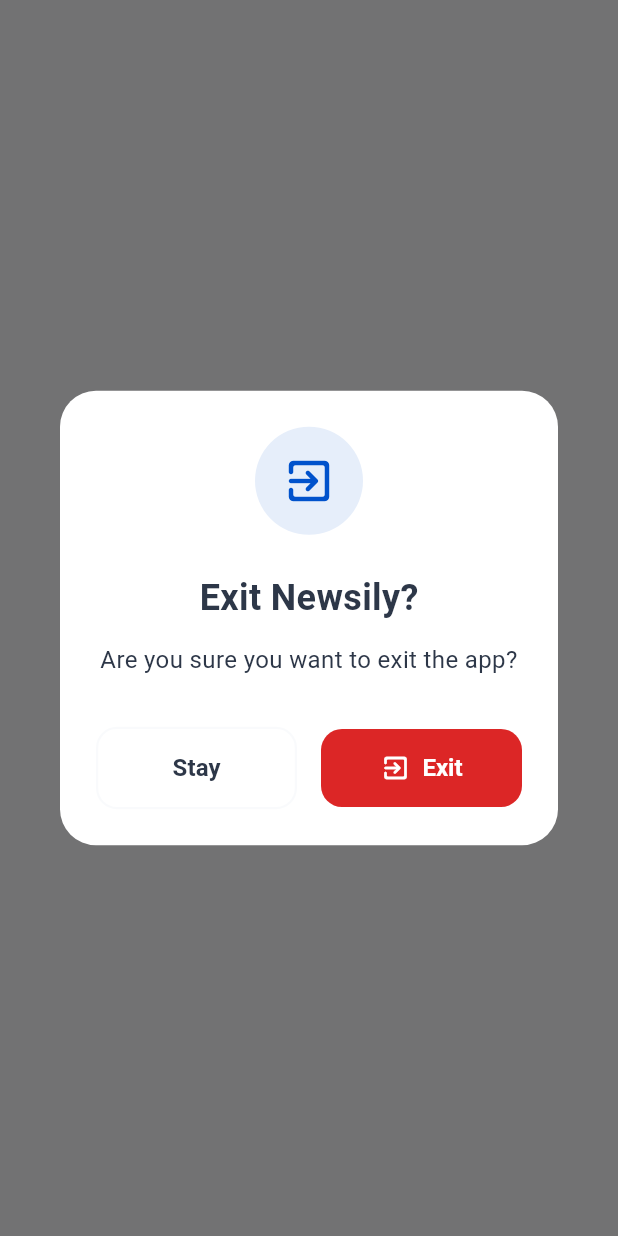
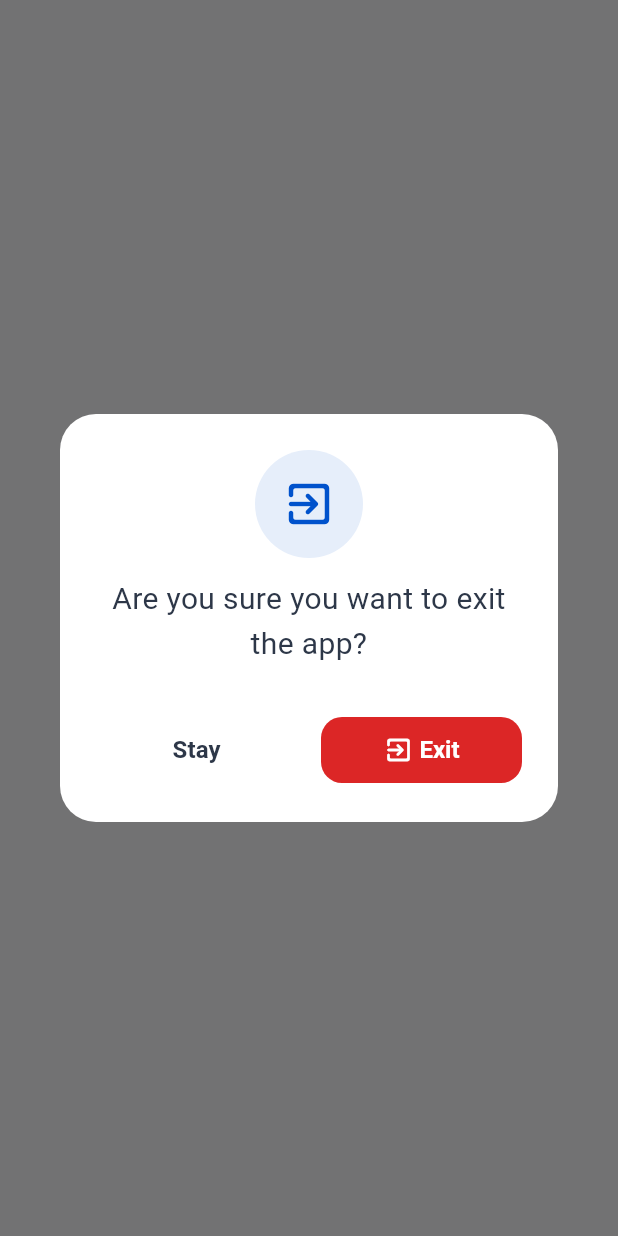
Before and after one commit to MosalahDJ/Newsili, a Flutter app: what showExitConfirmationDialog() shows on an empty page, opened directly, on a phone screen of 412 x 824 dp. Run offline on Flutter 3.47's test engine with Material 3 defaults, Android fonts, the phone set to English and light mode, and no system bars; our stand-ins replace cached_network_image, carousel_slider, equatable, flutter_bloc, flutter_dotenv, package_info_plus and 6 more; accounts and stored records are empty; network calls fail.

Commit message:
refactor: modify some details in dialogue UI design

```diff
--- a/lib/presentation/widgets/schow_exit_confirmation_dialogue.dart
+++ b/lib/presentation/widgets/schow_exit_confirmation_dialogue.dart
@@ -34,19 +34,6 @@ Future<bool> showExitConfirmationDialog(BuildContext context) async {
                     size: 36,
                   ),
                 ),
-
-                const SizedBox(height: 24),
-
-                // Title
-                Text(
-                  'Exit Newsily?',
-                  style: TextStyle(
-                    fontSize: 24,
-                    fontWeight: FontWeight.w700,
-                    color: theme.colorScheme.onSurface,
-                  ),
-                ),
-
                 const SizedBox(height: 12),
 
                 // Description
@@ -54,7 +41,7 @@ Future<bool> showExitConfirmationDialog(BuildContext context) async {
                   'Are you sure you want to exit the app?',
                   textAlign: TextAlign.center,
                   style: TextStyle(
-                    fontSize: 16,
+                    fontSize: 20,
                     color: theme.colorScheme.onSurfaceVariant,
                     height: 1.5,
                   ),
@@ -70,12 +57,14 @@ Future<bool> showExitConfirmationDialog(BuildContext context) async {
                       child: OutlinedButton(
                         onPressed: () => Navigator.of(context).pop(false),
                         style: OutlinedButton.styleFrom(
-                          padding: const EdgeInsets.symmetric(vertical: 16),
+                          padding: const EdgeInsets.symmetric(vertical: 12),
                           shape: RoundedRectangleBorder(
                             borderRadius: BorderRadius.circular(14),
                           ),
                           side: BorderSide(
-                            color: theme.colorScheme.outline.withValues(alpha: 0.2),
+                            color: theme.colorScheme.outline.withValues(
+                              alpha: 0.0,
+                            ),
                             width: 1.5,
                           ),
                         ),
@@ -90,7 +79,7 @@ Future<bool> showExitConfirmationDialog(BuildContext context) async {
                       ),
                     ),
 
-                    const SizedBox(width: 16),
+                    SizedBox(width: 16),
 
                     // Exit Button
                     Expanded(
@@ -103,7 +92,7 @@ Future<bool> showExitConfirmationDialog(BuildContext context) async {
                         style: ElevatedButton.styleFrom(
                           backgroundColor: theme.colorScheme.errorContainer,
                           foregroundColor: theme.colorScheme.onErrorContainer,
-                          padding: const EdgeInsets.symmetric(vertical: 16),
+                          padding: const EdgeInsets.symmetric(vertical: 12),
                           shape: RoundedRectangleBorder(
                             borderRadius: BorderRadius.circular(14),
                           ),
@@ -113,7 +102,7 @@ Future<bool> showExitConfirmationDialog(BuildContext context) async {
                           mainAxisAlignment: MainAxisAlignment.center,
                           children: [
                             Icon(Icons.exit_to_app_rounded, size: 20),
-                            const SizedBox(width: 8),
+                            const SizedBox(width: 4),
                             Text(
                               'Exit',
                               style: TextStyle(
```
